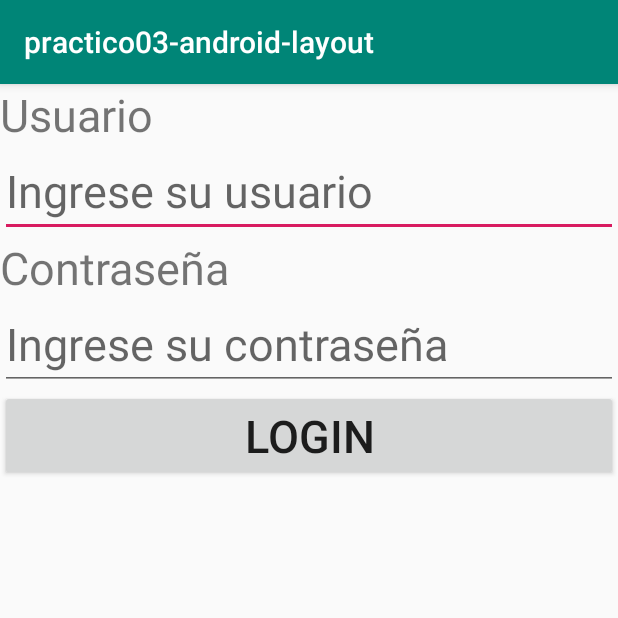
After one commit to JuanMorenoDeveloper/Ejercicios-UDE-Android-2019, an Android app: the LoginActivity screen opened directly, with no data from a screen before it, on a phone screen of 412 x 824 dp, the top half of it. The commit adds this screen. Run offline under Robolectric (Android 15) with nearby library versions, the phone set to English and light mode, and no system bars.

Commit message:
Se agrega solucion a ejercicio 1 del practico 4

```diff
--- a/practico03-intro-android/app/build.gradle
+++ b/practico03-intro-android/app/build.gradle
@@ -140,6 +140,6 @@ android {
 apply plugin: "org.jlleitschuh.gradle.ktlint"
 
 ktlint {
-    android=true
+    android = true
     debug = true
 }
--- a/practico03-intro-android/app/src/main/AndroidManifest.xml
+++ b/practico03-intro-android/app/src/main/AndroidManifest.xml
@@ -9,6 +9,8 @@
             android:roundIcon="@mipmap/ic_launcher_round"
             android:supportsRtl="true"
             android:theme="@style/AppTheme">
+        <activity android:name=".LoginActivity">
+        </activity>
         <activity android:name=".MainActivity">
             <intent-filter>
                 <action android:name="android.intent.action.MAIN"/>
--- /dev/null
+++ b/practico03-intro-android/app/src/main/java/uy/edu/ude/LoginActivity.kt
@@ -0,0 +1,38 @@
+package uy.edu.ude
+
+import android.os.Bundle
+import androidx.appcompat.app.AppCompatActivity
+import kotlinx.android.synthetic.main.activity_login.*
+
+class LoginActivity : AppCompatActivity() {
+
+    override fun onCreate(savedInstanceState: Bundle?) {
+        super.onCreate(savedInstanceState)
+        setContentView(R.layout.activity_login)
+        btnLogin.setOnClickListener { doLogin() }
+    }
+
+    fun doLogin() {
+        val usuario = edUsuario.text.toString()
+        val password = edPassword.text.toString()
+        tvResultado.text = doCheck(usuario, password)
+    }
+
+    fun doCheck(usuario: String, password: String): String {
+        val hardcodeUser = "user"
+        val hardcodePassword = "secret"
+        var resultado = ""
+        if (usuario == hardcodeUser && password == hardcodePassword) {
+            resultado = "OK"
+        } else {
+            resultado = "No OK"
+      }
+//        val resultado =
+//            if (usuario == hardcodeUser && password == hardcodePassword) {
+//                "OK"
+//            } else {
+//                "No OK"
+//            }
+        return resultado
+    }
+}
--- /dev/null
+++ b/practico03-intro-android/app/src/main/res/layout/activity_login.xml
@@ -0,0 +1,38 @@
+<?xml version="1.0" encoding="utf-8"?>
+<LinearLayout
+        xmlns:android="http://schemas.android.com/apk/res/android"
+        xmlns:tools="http://schemas.android.com/tools"
+        android:layout_width="match_parent"
+        android:layout_height="match_parent"
+        tools:context=".LoginActivity" android:orientation="vertical">
+
+    <TextView
+            android:text="@string/usuario"
+            android:layout_width="match_parent"
+            android:layout_height="wrap_content" android:textSize="30sp"/>
+    <EditText
+            android:layout_width="match_parent"
+            android:layout_height="wrap_content" android:id="@+id/edUsuario" android:textSize="30sp"
+            android:hint="@string/ingrese_su_usuario" android:importantForAutofill="no" android:inputType="text"/>
+    <TextView
+            android:text="@string/contrase_a"
+            android:layout_width="match_parent"
+            android:layout_height="wrap_content" android:textSize="30sp"/>
+    <EditText
+            android:inputType="textPassword"
+            android:layout_width="match_parent"
+            android:layout_height="wrap_content" android:id="@+id/edPassword" android:textSize="30sp"
+            android:hint="@string/ingrese_su_contrase_a" android:importantForAutofill="no"/>
+    <Button
+            android:text="@string/login"
+            android:layout_width="match_parent"
+            android:layout_height="wrap_content" android:id="@+id/btnLogin" android:textSize="30sp"
+
+    />
+    <TextView
+            android:id="@+id/tvResultado"
+            android:layout_width="match_parent"
+            android:layout_height="wrap_content"
+            android:textSize="30sp"/>
+    <!--android:onClick="doLogin"-->
+</LinearLayout>
--- a/practico03-intro-android/app/src/main/res/values/strings.xml
+++ b/practico03-intro-android/app/src/main/res/values/strings.xml
@@ -1,4 +1,10 @@
 <resources>
-  <string name="app_name">practico03-android-layout</string>
-  <string name="btn_hello">OK</string>
+    <string name="app_name">practico03-android-layout</string>
+    <string name="btn_hello">OK</string>
+    <string name="usuario">Usuario</string>
+    <string name="ingrese_su_usuario">Ingrese su usuario</string>
+    <string name="ingrese_su_contrase_a">Ingrese su contraseña</string>
+    <string name="login">Login</string>
+    <string name="contrase_a">Contraseña</string>
+    <string name="resultado">Resultado</string>
 </resources>
```
Also changed, not shown: 5 other files. Lines whose indentation alone changed are shown as unchanged.
